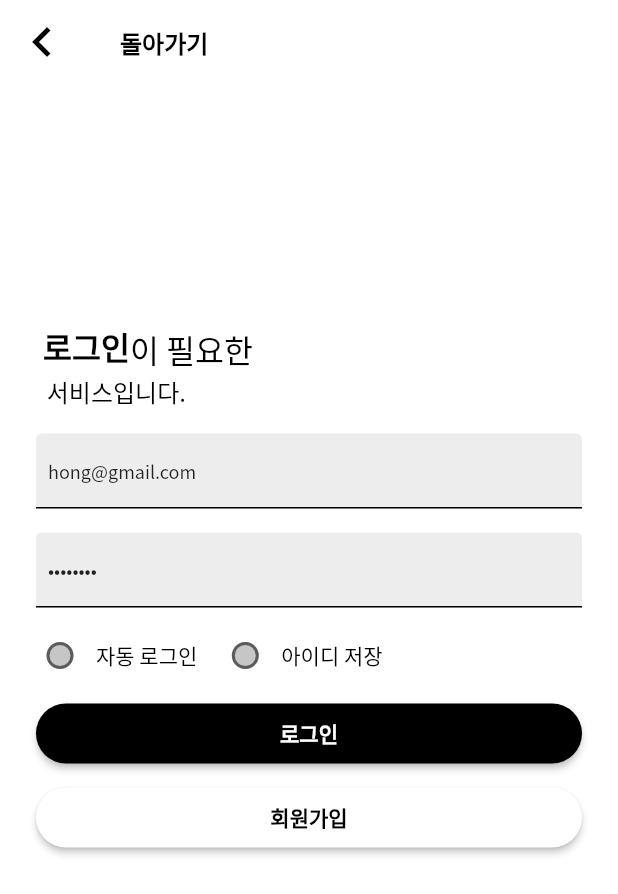
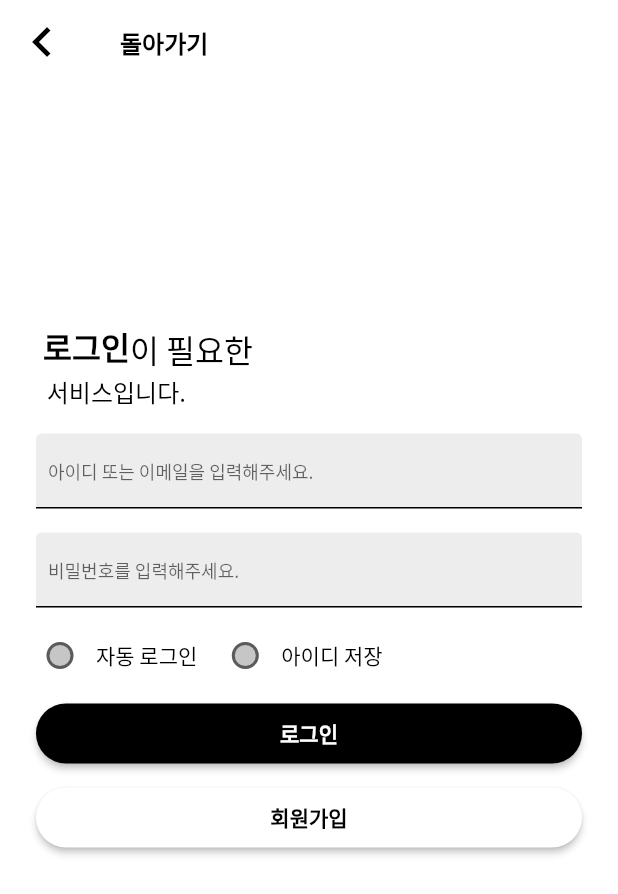
Before and after one commit to wooyoungkwak/illegalparking_app, a Flutter app: the GuestMyPage screen opened directly, on a phone screen of 412 x 824 dp. Shown: the top 894 px of the screen. Run offline on Flutter 3.47's test engine with Material 2 defaults, Android fonts, the phone set to English and light mode, and no system bars; our stand-ins replace camera, connectivity_plus, dotted_border, flutter_secure_storage, fluttertoast, geolocator and 9 more; missing offline and left inert: app_settings, dart:ffi, mask_for_camera_view, network_info_plus; accounts and stored records are empty.

Commit message:
회원 가입 수정...

```diff
--- a/lib/states/guest_my_page.dart
+++ b/lib/states/guest_my_page.dart
@@ -25,8 +25,8 @@ class _GuestMyPageState extends State<GuestMyPage> {
   void initState() {
     super.initState();
     if (Env.isDebug) {
-      _idController = TextEditingController(text: "hong@gmail.com");
-      _passController = TextEditingController(text: "qwer1234");
+      _idController = TextEditingController(text: "");
+      _passController = TextEditingController(text: "");
     } else {
       _idController = TextEditingController(text: "");
       _passController = TextEditingController(text: "");
--- a/lib/states/sign_up.dart
+++ b/lib/states/sign_up.dart
@@ -40,7 +40,7 @@ class _SignUpState extends State<SignUp> {
   int limitTime = 180;
   bool serviceTerms = false;
   bool sendAuthentication = false;
-  bool authVerification = true;
+  bool authVerification = false;
   bool duplicatedId = false;
   Timer? timer;
   int? authNum;
```
